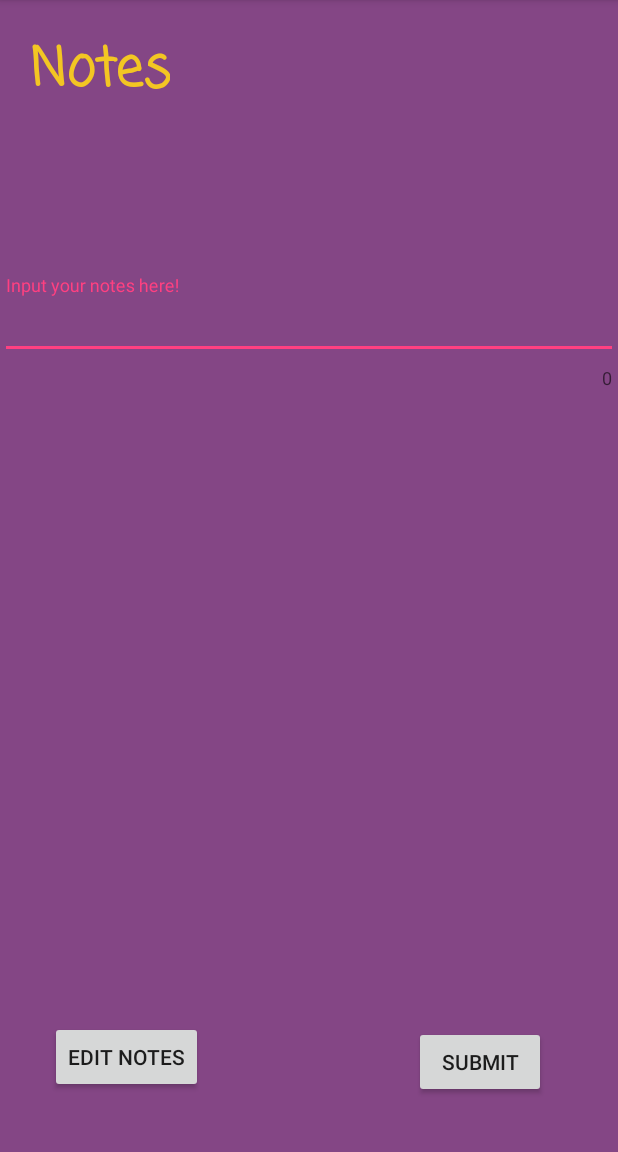
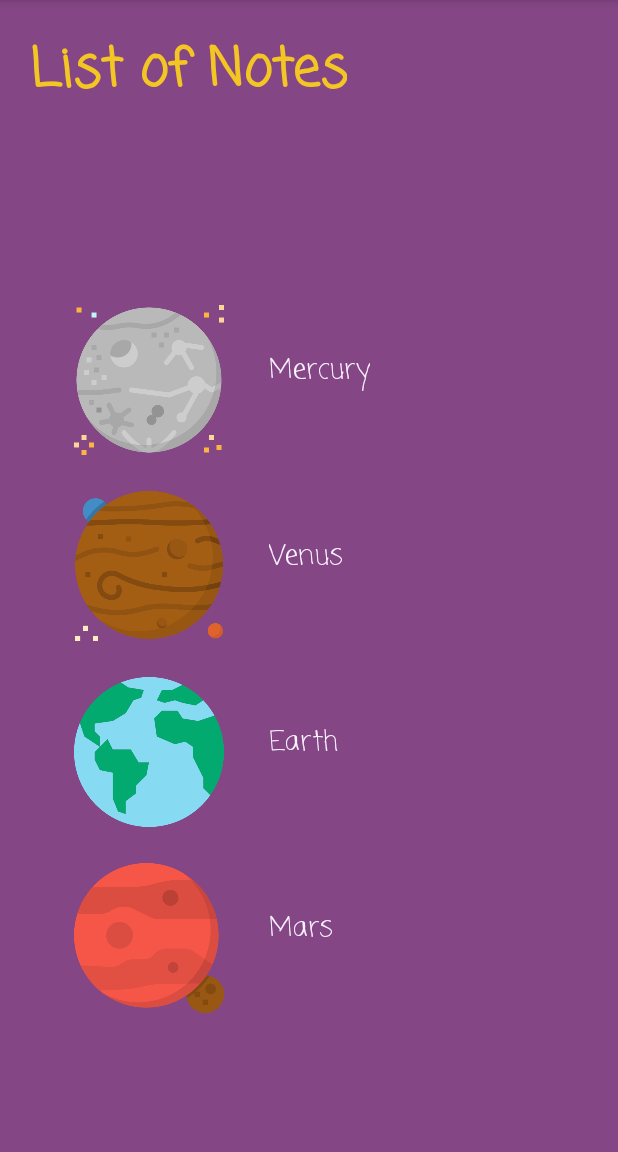
Before and after one commit to briyyoung/Galactica, an Android app: the PlanetHomeActivity screen opened directly, with no data from a screen before it, after a tap on an icon or button, on a phone screen of 412 x 824 dp, the part 84-1236 px from its top. Run offline under Robolectric (Android 15) with nearby library versions, the phone set to English and light mode, and no system bars; Roboto replaces fonts that are not available here; 3 statements that could not run were skipped.

Commit message:
Advanced notes features finished

```diff
--- a/app/src/main/AndroidManifest.xml
+++ b/app/src/main/AndroidManifest.xml
@@ -14,6 +14,7 @@
         android:theme="@style/AppTheme">
         <activity android:name=".Notes"></activity>
         <activity android:name=".PlanetQuiz" />
+        <activity android:name=".NotesList"/>
         <activity android:name=".FeedbackActivity" />
         <activity android:name=".PlanetDetail" />
         <activity android:name=".PlanetHomeEntry" />
--- a/app/src/main/java/com/example/brianyoung/galactica/MainActivityAdapter.java
+++ b/app/src/main/java/com/example/brianyoung/galactica/MainActivityAdapter.java
@@ -1,12 +1,13 @@
 package com.example.brianyoung.galactica;
 
-import androidx.annotation.NonNull;
-import androidx.recyclerview.widget.RecyclerView;
 import android.view.LayoutInflater;
 import android.view.View;
 import android.view.ViewGroup;
 import android.widget.ImageView;
 import android.widget.TextView;
+
+import androidx.annotation.NonNull;
+import androidx.recyclerview.widget.RecyclerView;
 
 import java.util.ArrayList;
 
--- a/app/src/main/java/com/example/brianyoung/galactica/NotesAdapter.java
+++ b/app/src/main/java/com/example/brianyoung/galactica/NotesAdapter.java
@@ -1,4 +1,69 @@
 package com.example.brianyoung.galactica;
 
-public class NotesAdapter {
+import android.view.LayoutInflater;
+import android.view.View;
+import android.view.ViewGroup;
+import android.widget.ImageView;
+import android.widget.TextView;
+
+import androidx.annotation.NonNull;
+import androidx.recyclerview.widget.RecyclerView;
+
+import java.util.ArrayList;
+
+public class NotesAdapter extends RecyclerView.Adapter<NotesAdapter.NotesViewHolder> {
+    public ArrayList<Planet> notesPlanet;
+    public RecyclerViewClickListener notesListener;
+
+    public NotesAdapter(ArrayList<Planet> planets, RecyclerViewClickListener listener) {
+        notesPlanet = planets;
+        notesListener = listener;
+    }
+
+    public interface RecyclerViewClickListener {
+        void onClick(View view, int position);
+    }
+
+    public class NotesViewHolder extends RecyclerView.ViewHolder implements View.OnClickListener {
+        public TextView planetNameNotes;
+        public ImageView planetPicNotes;
+        private RecyclerViewClickListener notesListener;
+
+        public NotesViewHolder(View v, RecyclerViewClickListener listener) {
+
+            super(v);
+            notesListener = listener;
+            v.setOnClickListener(this);
+            planetNameNotes = v.findViewById(R.id.planetNameNotes);
+            planetPicNotes = v.findViewById(R.id.planetPicNotes);
+
+        }
+
+        @Override
+        public void onClick(View view) {
+            notesListener.onClick(view, getAdapterPosition());
+        }
+    }
+
+    @NonNull
+    @Override
+    public NotesAdapter.NotesViewHolder onCreateViewHolder(@NonNull ViewGroup parent, int viewType) {
+        View v = LayoutInflater.from(parent.getContext()).inflate(R.layout.activity_notes_adapter, parent, false);
+        return new NotesViewHolder(v, notesListener);
+    }
+
+    @Override
+    public void onBindViewHolder(NotesAdapter.NotesViewHolder holder, int position) {
+        Planet planet = notesPlanet.get(position);
+        holder.planetNameNotes.setText(planet.getName());
+
+        int picture = holder.itemView.getContext().getResources().getIdentifier("pic_" + planet.getPicture(),"drawable","com.example.brianyoung.galactica");
+        holder.planetPicNotes.setImageResource(picture);
+    }
+
+    // Return the size of your dataset (invoked by the layout manager)
+    @Override
+    public int getItemCount() {
+        return notesPlanet.size();
+    }
 }
--- a/app/src/main/java/com/example/brianyoung/galactica/NotesDao.java
+++ b/app/src/main/java/com/example/brianyoung/galactica/NotesDao.java
@@ -7,8 +7,9 @@ import androidx.room.Update;
 
 @Dao
 public interface NotesDao {
-    @Query("SELECT * FROM NotesEntity")
-    NotesEntity getNotes();
+    //Select notes based on its planetName
+    @Query("SELECT * FROM NotesEntity WHERE planetName = :planetName")
+    NotesEntity getNotesByPlanetName(String planetName);
 
     @Insert
     void insert(NotesEntity... notes);
--- /dev/null
+++ b/app/src/main/java/com/example/brianyoung/galactica/NotesList.java
@@ -0,0 +1,48 @@
+package com.example.brianyoung.galactica;
+
+import android.content.Intent;
+import android.os.Bundle;
+import android.view.View;
+
+import androidx.appcompat.app.AppCompatActivity;
+import androidx.recyclerview.widget.LinearLayoutManager;
+import androidx.recyclerview.widget.RecyclerView;
+
+public class NotesList extends AppCompatActivity {
+    public static final String MESSAGE = "This is from NotesList";
+    private static final String TAG = "";
+    private RecyclerView notesRecyclerView;
+    private RecyclerView.Adapter notesAdapter;
+    private RecyclerView.LayoutManager notesLayoutManager;
+
+    @Override
+    protected void onCreate(Bundle savedInstanceState) {
+        super.onCreate(savedInstanceState);
+        setContentView(R.layout.notes_recycler_view);
+
+        //setting the recycler view for the notes list
+        notesRecyclerView = findViewById(R.id.notesRecyclerView);
+        notesRecyclerView.setHasFixedSize(true);
+        notesLayoutManager = new LinearLayoutManager(this);
+        notesRecyclerView.setLayoutManager(notesLayoutManager);
+
+        //launch Notes.class, where user can type notes
+        NotesAdapter.RecyclerViewClickListener listener = new NotesAdapter.RecyclerViewClickListener() {
+            @Override
+            public void onClick(View view, int position) {
+                Planet planet = Planet.getPlanets().get(position);
+                launchNotes(planet.getName());
+            }
+        };
+
+        notesAdapter = new NotesAdapter(Planet.getPlanets(), listener);
+        notesRecyclerView.setAdapter(notesAdapter);
+    }
+
+    //the method to launch notes class
+    private void launchNotes(String planetName) {
+        Intent intent = new Intent(NotesList.this, Notes.class);
+        intent.putExtra(MESSAGE, planetName);
+        startActivity(intent);
+    }
+}
--- a/app/src/main/java/com/example/brianyoung/galactica/PlanetHomeActivity.java
+++ b/app/src/main/java/com/example/brianyoung/galactica/PlanetHomeActivity.java
@@ -66,7 +66,7 @@ public class PlanetHomeActivity extends AppCompatActivity {
     }
 
     public void launchNotes(){
-        Intent intent = new Intent(this, Notes.class);
+        Intent intent = new Intent(this, NotesList.class);
         startActivity(intent);
     }
 
--- a/app/src/main/res/layout/activity_notes_adapter.xml
+++ b/app/src/main/res/layout/activity_notes_adapter.xml
@@ -1,16 +1,45 @@
 <?xml version="1.0" encoding="utf-8"?>
-<LinearLayout xmlns:android="http://schemas.android.com/apk/res/android"
+<androidx.cardview.widget.CardView xmlns:android="http://schemas.android.com/apk/res/android"
+    xmlns:app="http://schemas.android.com/apk/res-auto"
+    xmlns:tools="http://schemas.android.com/tools"
     android:layout_width="match_parent"
-    android:layout_height="64dp"
-    android:paddingStart="16dp"
-    android:paddingEnd="16dp"
-    android:gravity="center"
-    android:orientation="vertical">
+    android:layout_height="wrap_content"
+    android:layout_margin="8dp"
+    android:clickable="true"
+    android:focusable="true"
+    app:cardBackgroundColor="@android:color/transparent"
+    app:cardElevation="0dp">
 
-    <TextView
-        android:id="@+id/planetNoteName"
+    <androidx.constraintlayout.widget.ConstraintLayout
+        android:id="@+id/constraintLayout"
         android:layout_width="match_parent"
-        android:layout_height="wrap_content"
-        android:textSize="30dp"
-        android:textAppearance="?attr/textAppearanceListItem" />
-</LinearLayout>
+        android:layout_height="wrap_content">
+
+        <ImageView
+            android:id="@+id/planetPicNotes"
+            android:layout_width="100dp"
+            android:layout_height="100dp"
+            android:layout_marginStart="16dp"
+            android:layout_marginTop="8dp"
+            android:elevation="0dp"
+            android:foregroundGravity="center"
+            android:src="@mipmap/ic_launcher_round"
+            app:layout_constraintStart_toStartOf="parent"
+            app:layout_constraintTop_toTopOf="parent"
+            tools:ignore="ContentDescription" />
+
+        <TextView
+            android:id="@+id/planetNameNotes"
+            android:layout_width="wrap_content"
+            android:layout_height="wrap_content"
+            android:layout_marginStart="30dp"
+            android:layout_marginTop="38dp"
+            android:fontFamily="casual"
+            android:foregroundGravity="center"
+            android:textColor="#faf4ff"
+            android:textSize="18sp"
+            app:layout_constraintStart_toEndOf="@+id/planetPicNotes"
+            app:layout_constraintTop_toTopOf="parent" />
+    </androidx.constraintlayout.widget.ConstraintLayout>
+
+</androidx.cardview.widget.CardView>
--- /dev/null
+++ b/app/src/main/res/layout/notes_recycler_view.xml
@@ -0,0 +1,36 @@
+<?xml version="1.0" encoding="utf-8"?>
+<androidx.constraintlayout.widget.ConstraintLayout
+    xmlns:android="http://schemas.android.com/apk/res/android"
+    xmlns:app="http://schemas.android.com/apk/res-auto"
+    xmlns:tools="http://schemas.android.com/tools"
+    android:layout_width="match_parent"
+    android:layout_height="match_parent"
+    android:background="#844685"
+    tools:context=".NotesList">
+
+    <TextView
+        android:id="@+id/textView20"
+        android:layout_width="wrap_content"
+        android:layout_height="wrap_content"
+        android:layout_marginStart="20dp"
+        android:layout_marginTop="20dp"
+        android:fontFamily="casual"
+        android:text="List of Notes"
+        android:textColor="#f3c623"
+        android:textSize="36sp"
+        android:textStyle="bold"
+        app:layout_constraintStart_toStartOf="parent"
+        app:layout_constraintTop_toTopOf="parent" />
+
+    <androidx.recyclerview.widget.RecyclerView
+        android:id="@+id/notesRecyclerView"
+        android:layout_width="341dp"
+        android:layout_height="511dp"
+        android:layout_marginStart="16dp"
+        android:layout_marginEnd="36dp"
+        android:layout_marginBottom="69dp"
+        app:layout_constraintBottom_toBottomOf="parent"
+        app:layout_constraintEnd_toEndOf="parent"
+        app:layout_constraintStart_toStartOf="parent" />
+
+</androidx.constraintlayout.widget.ConstraintLayout>
```
Also changed, not shown: app/src/main/java/com/example/brianyoung/galactica/MainActivity.java (+6 -7 lines), app/src/main/java/com/example/brianyoung/galactica/Notes.java (+25 -11 lines), app/src/main/java/com/example/brianyoung/galactica/NotesEntity.java (+9 -7 lines), app/src/main/res/layout/activity_notes.xml (+11 -1 lines).
